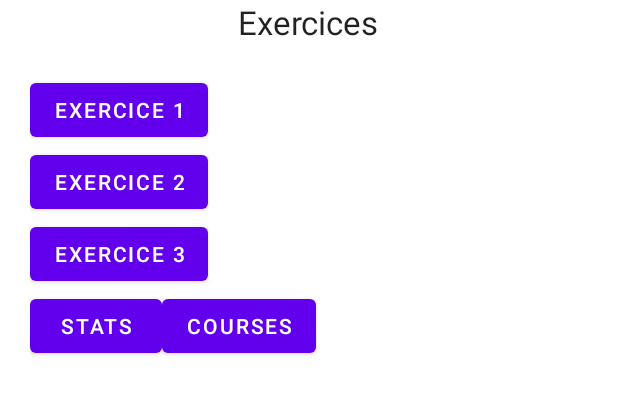
After one commit to Stevehunn/OuiFit, an Android app: the layout menu_exercices.xml on its own in the app's theme, with its tools: preview values and no code run, on a phone screen of 412 x 824 dp. The commit adds this screen. Shown: the top 394 px of the screen. Run offline under Robolectric (Android 15) with nearby library versions, the phone set to English and light mode, and no system bars.

Commit message:
Ajout de la classe MenuExercicesActivity et du layout menu_exercices.xml
Début de l'initialisation de MenuExercicesActivity

Presque fini layout menu_exercices.xml

```diff
--- /dev/null
+++ b/app/src/main/java/com/example/ouifit/MenuExercicesActivity.java
@@ -0,0 +1,13 @@
+package com.example.ouifit;
+
+import android.app.Activity;
+import android.os.Bundle;
+
+public class MenuExercicesActivity extends Activity {
+
+    @Override
+    protected void onCreate(Bundle savedInstanceState) {
+        super.onCreate(savedInstanceState);
+        setContentView(R.layout.menu_exercices);
+    }
+}
--- /dev/null
+++ b/app/src/main/res/layout/menu_exercices.xml
@@ -0,0 +1,61 @@
+<?xml version="1.0" encoding="utf-8"?>
+<LinearLayout
+    xmlns:android="http://schemas.android.com/apk/res/android"
+    xmlns:tools="http://schemas.android.com/tools"
+    android:layout_width="match_parent"
+    android:layout_height="match_parent"
+    android:orientation="vertical">
+
+    <TextView
+        android:layout_width="wrap_content"
+        android:layout_height="wrap_content"
+        android:layout_gravity="center"
+        android:text="@string/Exercices"
+        android:textAppearance="@style/TextAppearance.AppCompat.Large" />
+
+    <LinearLayout
+        android:layout_width="match_parent"
+        android:layout_height="match_parent"
+        android:orientation="vertical"
+        android:layout_margin="20dp">
+    <Button
+        android:id="@+id/btexo1"
+        android:layout_width="wrap_content"
+        android:layout_height="wrap_content"
+        android:text="@string/exo1" />
+
+    <Button
+        android:id="@+id/btexo2"
+        android:layout_width="wrap_content"
+        android:layout_height="wrap_content"
+        android:text="@string/exo2" />
+
+    <Button
+        android:id="@+id/btexo3"
+        android:layout_width="wrap_content"
+        android:layout_height="wrap_content"
+        android:text="@string/exo3" />
+
+    <LinearLayout
+        android:layout_width="match_parent"
+        android:layout_height="wrap_content">
+
+        <Button
+            android:id="@+id/btversStat1"
+            android:layout_width="wrap_content"
+            android:layout_height="wrap_content"
+            android:text="@string/Stat"
+            tools:layout_editor_absoluteX="93dp"
+            tools:layout_editor_absoluteY="609dp" />
+
+        <Button
+            android:id="@+id/btversCourse1"
+            android:layout_width="wrap_content"
+            android:layout_height="wrap_content"
+            android:text="@string/Courses"
+            tools:layout_editor_absoluteX="247dp"
+            tools:layout_editor_absoluteY="609dp" />
+
+    </LinearLayout>
+    </LinearLayout>
+</LinearLayout>
--- a/app/src/main/res/values/strings.xml
+++ b/app/src/main/res/values/strings.xml
@@ -7,6 +7,11 @@
     <string name="strConnect">Connection</string>
     <string name="strLogin">Identifiant :</string>
     <string name="strPassword">Mot de passe :</string>
+
+    <string name="exo1">Exercice 1</string>
+    <string name="exo2">Exercice 2</string>
+    <string name="exo3">Exercice 3</string>
+
     <!-- TODO: Remove or change this placeholder text -->
 
 </resources>
```
